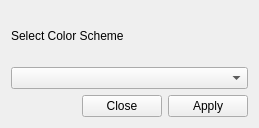
hmollercl/lubuntu-breeze-config, file designer/main.ui: the form before one commit.
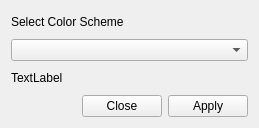
The form after the commit. Icons and pictures are not drawn.

```diff
--- a/designer/main.ui
+++ b/designer/main.ui
@@ -31,6 +31,13 @@
    <item>
     <widget class="QComboBox" name="comboBox"/>
    </item>
+   <item>
+    <widget class="QLabel" name="note">
+     <property name="text">
+      <string>TextLabel</string>
+     </property>
+    </widget>
+   </item>
    <item>
     <widget class="QDialogButtonBox" name="buttonBox">
      <property name="standardButtons">
```
Left out of the diff: 2 changed lines with no effect on the pictures.
